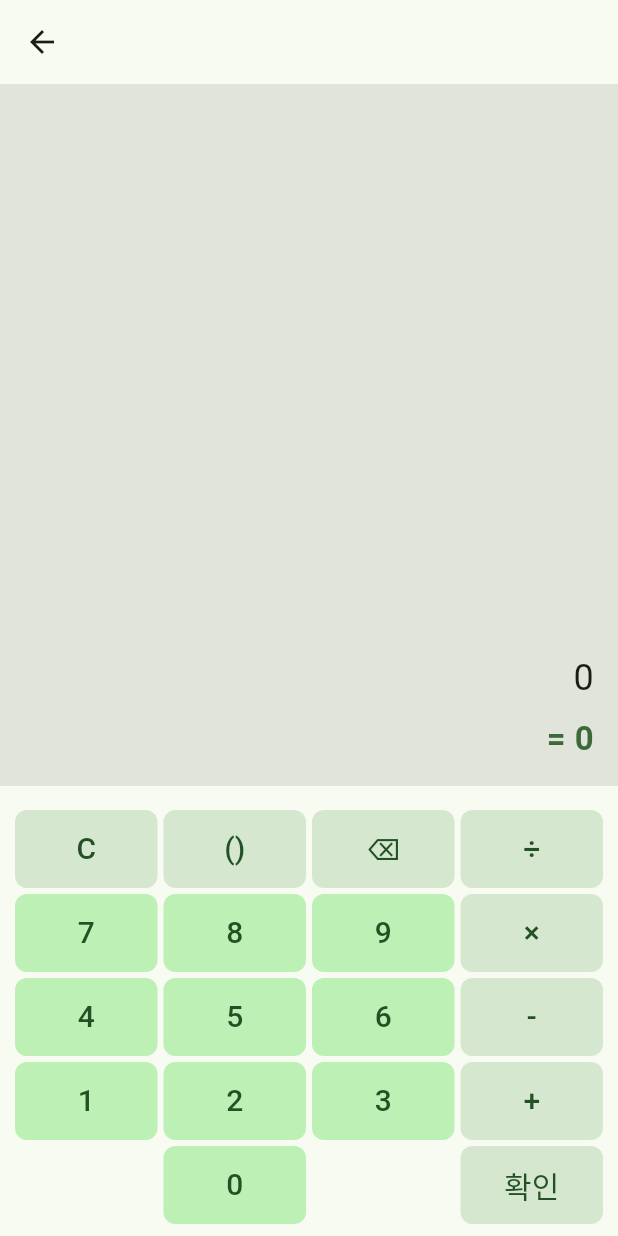
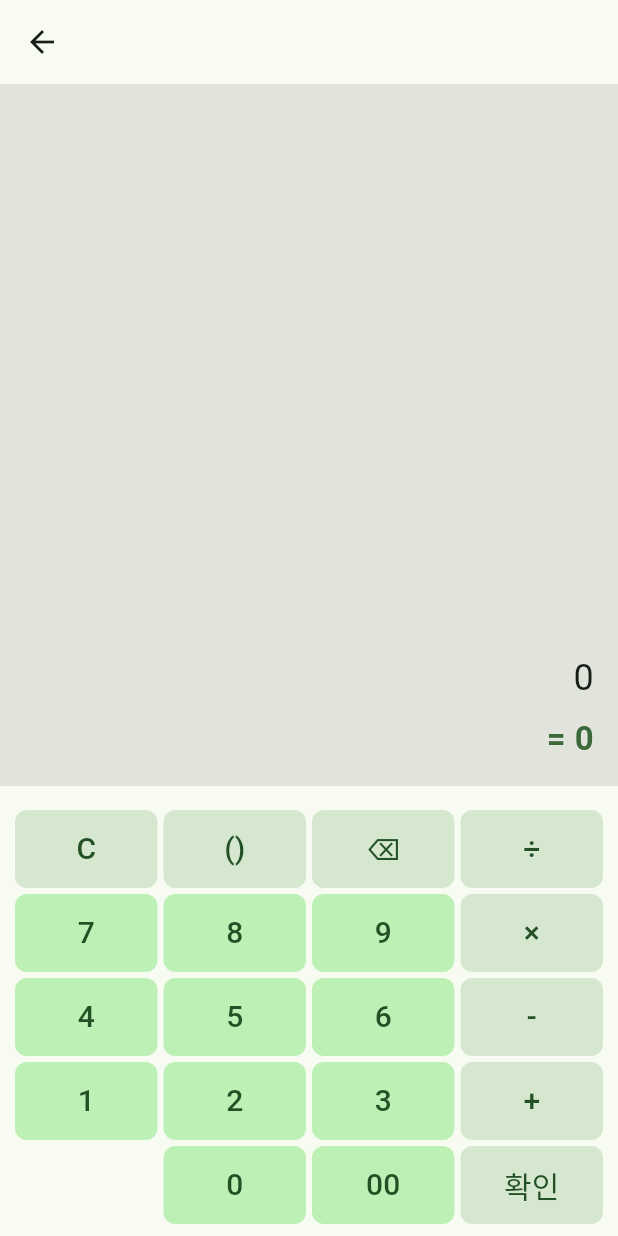
Before and after one commit to lklab/money-note, a Flutter app: the CalculatorPage screen opened directly, on a phone screen of 412 x 824 dp. Run offline on Flutter 3.47's test engine with Material 3 defaults, Android fonts, the phone set to English and light mode, and no system bars; our stand-ins replace flutter_riverpod, flutter_speed_dial, font_awesome_flutter, sqflite; missing offline and left inert: drag_and_drop_lists; accounts and stored records are empty; Roboto replaces fonts that are missing (NotoSansKR); statements that could not run were skipped.

Commit message:
계산기에 00 키 추가

```diff
--- a/money_note_flutter/lib/pages/calculator_page.dart
+++ b/money_note_flutter/lib/pages/calculator_page.dart
@@ -362,7 +362,7 @@ class _CalculatorPageState extends State<CalculatorPage> {
                   Row(children: [
                     const Expanded(child: SizedBox.shrink()),
                     Expanded(child: _buildKey('0', onTap: () => _pressDigit('0'))),
-                    const Expanded(child: SizedBox.shrink()),
+                    Expanded(child: _buildKey('00', onTap: () => _pressDigit('00'))),
                     Expanded(child: _buildKey('확인', onTap: _pressConfirm, isAccent: true)),
                   ]),
                 ],
```
